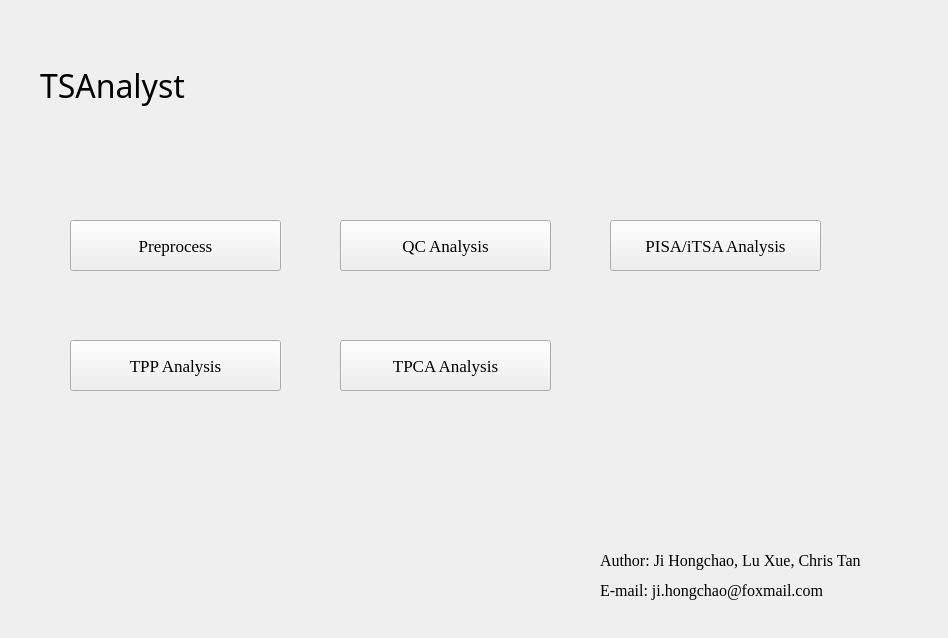
Before: the Qt Designer form TSAnalyst_.ui in hcji/ProSAP, drawn with Qt 5.
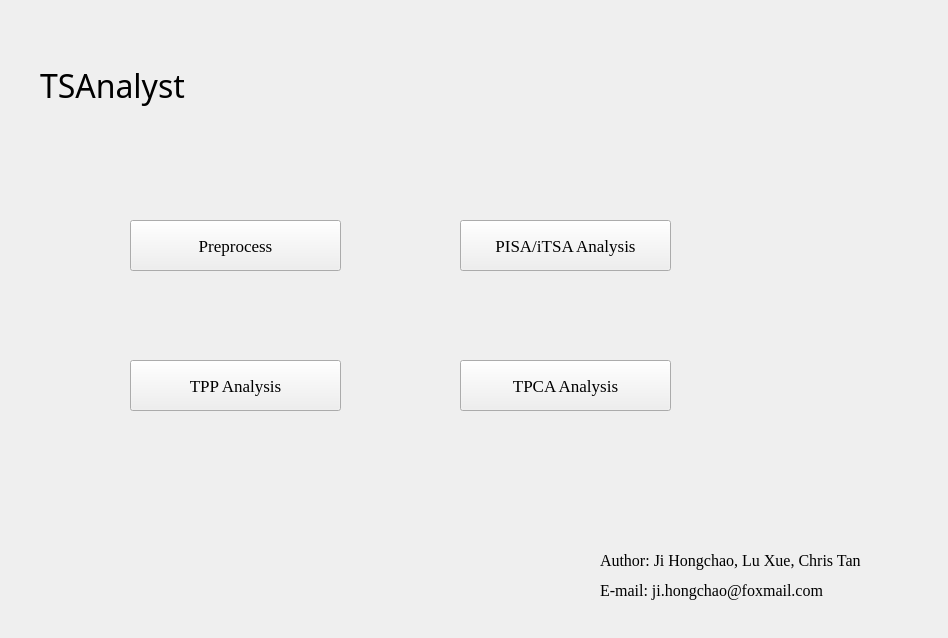
After: the same form once the commit is applied.

```diff
--- a/TSAnalyst_.ui
+++ b/TSAnalyst_.ui
@@ -35,7 +35,7 @@
   <widget class="QPushButton" name="pushButtonPreprocess">
    <property name="geometry">
     <rect>
-     <x>70</x>
+     <x>130</x>
      <y>220</y>
      <width>211</width>
      <height>51</height>
@@ -54,8 +54,8 @@
   <widget class="QPushButton" name="pushButtonTPP">
    <property name="geometry">
     <rect>
-     <x>70</x>
-     <y>340</y>
+     <x>130</x>
+     <y>360</y>
      <width>211</width>
      <height>51</height>
     </rect>
@@ -73,7 +73,7 @@
   <widget class="QPushButton" name="pushButtonITSA">
    <property name="geometry">
     <rect>
-     <x>610</x>
+     <x>460</x>
      <y>220</y>
      <width>211</width>
      <height>51</height>
@@ -92,8 +92,8 @@
   <widget class="QPushButton" name="pushButtonTPCA">
    <property name="geometry">
     <rect>
-     <x>340</x>
-     <y>340</y>
+     <x>460</x>
+     <y>360</y>
      <width>211</width>
      <height>51</height>
     </rect>
@@ -108,25 +108,6 @@
     <string>TPCA Analysis</string>
    </property>
   </widget>
-  <widget class="QPushButton" name="pushButtonQC">
-   <property name="geometry">
-    <rect>
-     <x>340</x>
-     <y>220</y>
-     <width>211</width>
-     <height>51</height>
-    </rect>
-   </property>
-   <property name="font">
-    <font>
-     <family>Times New Roman</family>
-     <pointsize>13</pointsize>
-    </font>
-   </property>
-   <property name="text">
-    <string>QC Analysis</string>
-   </property>
-  </widget>
   <widget class="QLabel" name="label_2">
    <property name="geometry">
     <rect>
```
